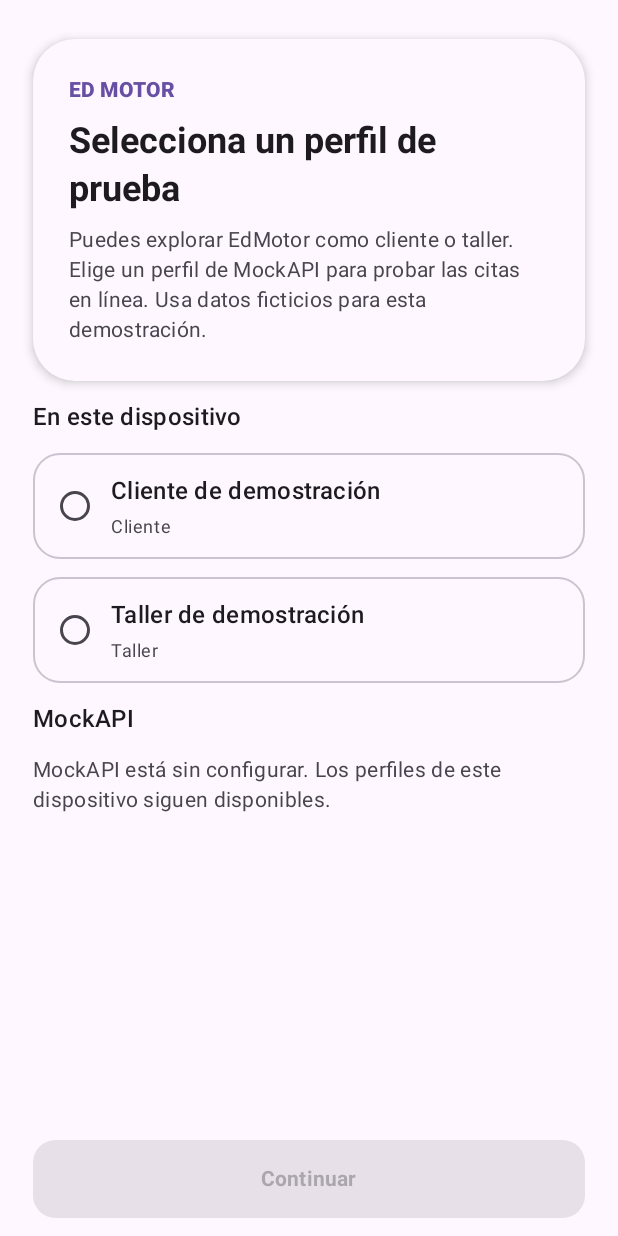
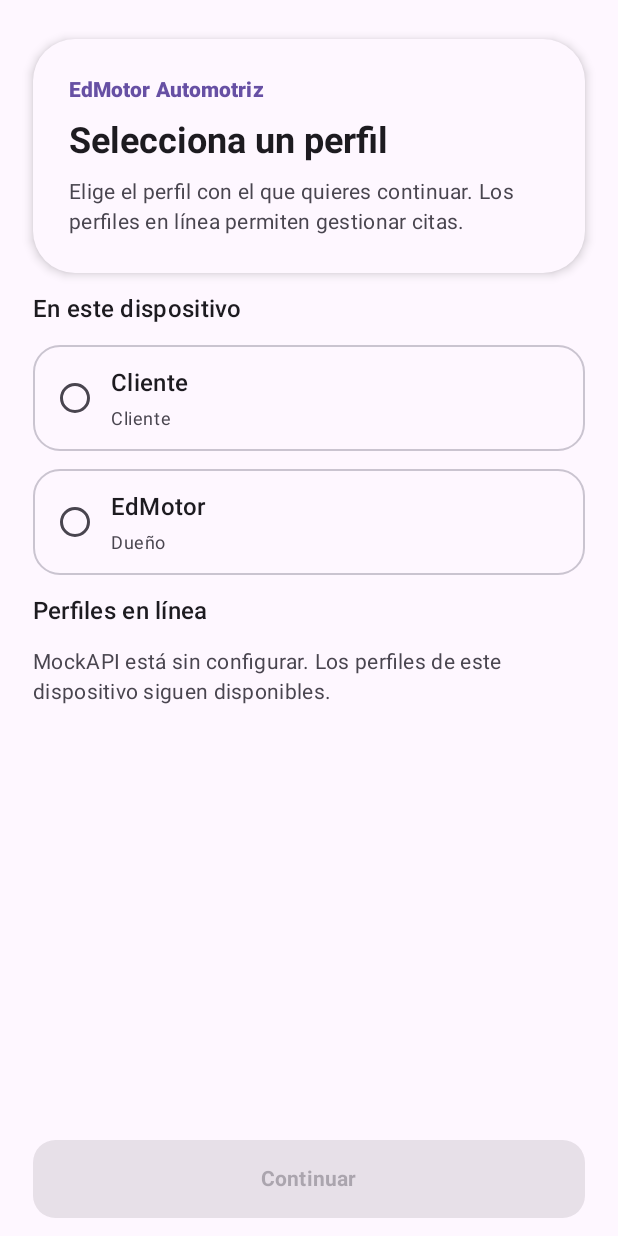
Before and after one commit to mpinta-cmd/EdMotor, an Android app built with Jetpack Compose: the screen it shows after launch (MainActivity), on a phone screen of 412 x 824 dp. Run offline under Robolectric (Android 15) with nearby library versions, the phone set to English and light mode, and no system bars; our stand-ins replace Room's generated code.

Commit message:
Presentar la app como EdMotor Automotriz
Actualizar los nombres visibles de los perfiles y los textos de citas y servicios sin cambiar la integración de Room y MockAPI.

```diff
--- a/app/src/main/java/com/example/edmotor/data/repository/UserRepository.kt
+++ b/app/src/main/java/com/example/edmotor/data/repository/UserRepository.kt
@@ -19,8 +19,8 @@ class UserRepository(
     val mockApiConfigured: Boolean = mockApi != null
 
     val localProfiles = listOf(
-        DemoProfile(LOCAL_CLIENT_KEY, "Cliente de demostración", UserRole.CLIENT),
-        DemoProfile("local-demo:workshop", "Taller de demostración", UserRole.WORKSHOP)
+        DemoProfile(LOCAL_CLIENT_KEY, "Cliente", UserRole.CLIENT),
+        DemoProfile("local-demo:workshop", "EdMotor", UserRole.WORKSHOP)
     )
 
     fun observeClients(): Flow<List<UserEntity>> = userDao.observeClients().map { users ->
@@ -43,7 +43,7 @@ class UserRepository(
         } else {
             mockApi?.profileKey(remoteId) == profile.key
         }
-        require(valid) { "Este perfil no pertenece a la demostración activa." }
+        require(valid) { "Selecciona un perfil disponible para continuar." }
 
         return database.withTransaction {
             val existing = userDao.findByRemoteAuthId(profile.key)
--- a/app/src/main/java/com/example/edmotor/ui/screens/AuthFlowScreen.kt
+++ b/app/src/main/java/com/example/edmotor/ui/screens/AuthFlowScreen.kt
@@ -30,9 +30,11 @@ import androidx.compose.runtime.saveable.rememberSaveable
 import androidx.compose.runtime.setValue
 import androidx.compose.ui.Alignment
 import androidx.compose.ui.Modifier
+import androidx.compose.ui.res.stringResource
 import androidx.compose.ui.semantics.Role
 import androidx.compose.ui.text.font.FontWeight
 import androidx.compose.ui.unit.dp
+import com.example.edmotor.R
 import com.example.edmotor.model.DemoProfile
 import com.example.edmotor.model.UserRole
 
@@ -70,18 +72,18 @@ fun AuthFlowScreen(
                             verticalArrangement = Arrangement.spacedBy(8.dp)
                         ) {
                             Text(
-                                "ED MOTOR",
+                                stringResource(R.string.app_name),
                                 style = MaterialTheme.typography.labelLarge,
                                 color = MaterialTheme.colorScheme.primary,
                                 fontWeight = FontWeight.ExtraBold
                             )
                             Text(
-                                "Selecciona un perfil de prueba",
+                                "Selecciona un perfil",
                                 style = MaterialTheme.typography.headlineSmall,
                                 fontWeight = FontWeight.Bold
                             )
                             Text(
-                                "Puedes explorar EdMotor como cliente o taller. Elige un perfil de MockAPI para probar las citas en línea. Usa datos ficticios para esta demostración.",
+                                "Elige el perfil con el que quieres continuar. Los perfiles en línea permiten gestionar citas.",
                                 style = MaterialTheme.typography.bodyMedium,
                                 color = MaterialTheme.colorScheme.onSurfaceVariant
                             )
@@ -99,7 +101,7 @@ fun AuthFlowScreen(
                 }
 
                 item {
-                    Text("MockAPI", style = MaterialTheme.typography.titleMedium)
+                    Text("Perfiles en línea", style = MaterialTheme.typography.titleMedium)
                 }
                 items(remoteProfiles, key = { it.key }) { profile ->
                     DemoProfileCard(profile, selectedKey == profile.key, !isSelecting) {
@@ -122,7 +124,7 @@ fun AuthFlowScreen(
                         }
                         else -> Row(verticalAlignment = Alignment.CenterVertically) {
                             if (remoteProfiles.isEmpty() && message == null) {
-                                Text("No hay perfiles de prueba en MockAPI.", modifier = Modifier.weight(1f))
+                                Text("No hay perfiles disponibles en línea.", modifier = Modifier.weight(1f))
                             }
                             TextButton(onClick = onRetry, enabled = !isSelecting) { Text("Actualizar perfiles") }
                         }
@@ -176,7 +178,7 @@ private fun DemoProfileCard(
             Column(verticalArrangement = Arrangement.spacedBy(4.dp)) {
                 Text(profile.displayName, style = MaterialTheme.typography.titleMedium, fontWeight = FontWeight.SemiBold)
                 Text(
-                    if (profile.role == UserRole.WORKSHOP) "Taller" else "Cliente",
+                    if (profile.role == UserRole.WORKSHOP) "Dueño" else "Cliente",
                     style = MaterialTheme.typography.bodySmall,
                     color = colors.onSurfaceVariant
                 )
--- a/app/src/main/java/com/example/edmotor/ui/screens/ServicesScreen.kt
+++ b/app/src/main/java/com/example/edmotor/ui/screens/ServicesScreen.kt
@@ -196,12 +196,12 @@ fun ServicesScreen(
                         color = MaterialTheme.colorScheme.primary
                     )
                     Text(
-                        text = "Prueba cómo agendar una cita",
+                        text = "Agenda una cita",
                         fontWeight = FontWeight.Bold,
                         style = MaterialTheme.typography.titleMedium
                     )
                     Text(
-                        text = "Con un perfil de MockAPI puedes elegir un vehículo ficticio, un servicio y un horario de prueba.",
+                        text = "Con un perfil en línea puedes elegir un vehículo, un servicio y un horario.",
                         color = MaterialTheme.colorScheme.onSurfaceVariant,
                         style = MaterialTheme.typography.bodyMedium
                     )
@@ -266,7 +266,7 @@ fun ServicesScreen(
                         onOpenAppointments()
                     }
                 ) {
-                    Text("Abrir citas de prueba")
+                    Text("Abrir citas")
                 }
                 OutlinedButton(
                     modifier = Modifier.fillMaxWidth(),
--- a/app/src/main/java/com/example/edmotor/viewmodel/AppointmentViewModel.kt
+++ b/app/src/main/java/com/example/edmotor/viewmodel/AppointmentViewModel.kt
@@ -91,7 +91,7 @@ class AppointmentViewModel(
         val user = sessionManager.currentUser.value
         val account = repository.accountFor(user)
         if (user == null || account == null || account.role != UserRole.CLIENT) {
-            showMessage(account, "Selecciona un perfil de cliente de MockAPI para solicitar citas de prueba.", isError = true)
+            showMessage(account, "Selecciona un perfil de cliente en línea para solicitar una cita.", isError = true)
             return
         }
         execute(account) { repository.createAppointment(user, vehicle, scheduledAtMillis, serviceType) }
@@ -109,7 +109,7 @@ class AppointmentViewModel(
         val user = sessionManager.currentUser.value
         val account = repository.accountFor(user)
         if (user == null || account == null || account.role != UserRole.WORKSHOP) {
-            showMessage(account, "Selecciona un perfil de taller de MockAPI para administrar citas de prueba.", isError = true)
+            showMessage(account, "Selecciona un perfil de dueño en línea para administrar las citas.", isError = true)
             return
         }
         execute(account) { request(user) }
--- a/app/src/main/java/com/example/edmotor/viewmodel/AuthViewModel.kt
+++ b/app/src/main/java/com/example/edmotor/viewmodel/AuthViewModel.kt
@@ -54,7 +54,7 @@ class AuthViewModel(
                     it.copy(
                         profiles = repository.localProfiles + remoteProfiles,
                         message = if (remoteProfiles.isEmpty()) {
-                            "MockAPI no tiene perfiles de demostración disponibles."
+                            "No hay perfiles disponibles en línea."
                         } else {
                             null
                         }
--- a/app/src/main/res/values/strings.xml
+++ b/app/src/main/res/values/strings.xml
@@ -1,3 +1,3 @@
 <resources>
-    <string name="app_name">EdMotor Demo</string>
+    <string name="app_name">EdMotor Automotriz</string>
 </resources>
```
Also changed, not shown: app/src/main/java/com/example/edmotor/data/repository/AppointmentRepository.kt (+21 -21 lines), app/src/main/java/com/example/edmotor/ui/screens/AppointmentsScreen.kt (+7 -7 lines), 2 other files.
